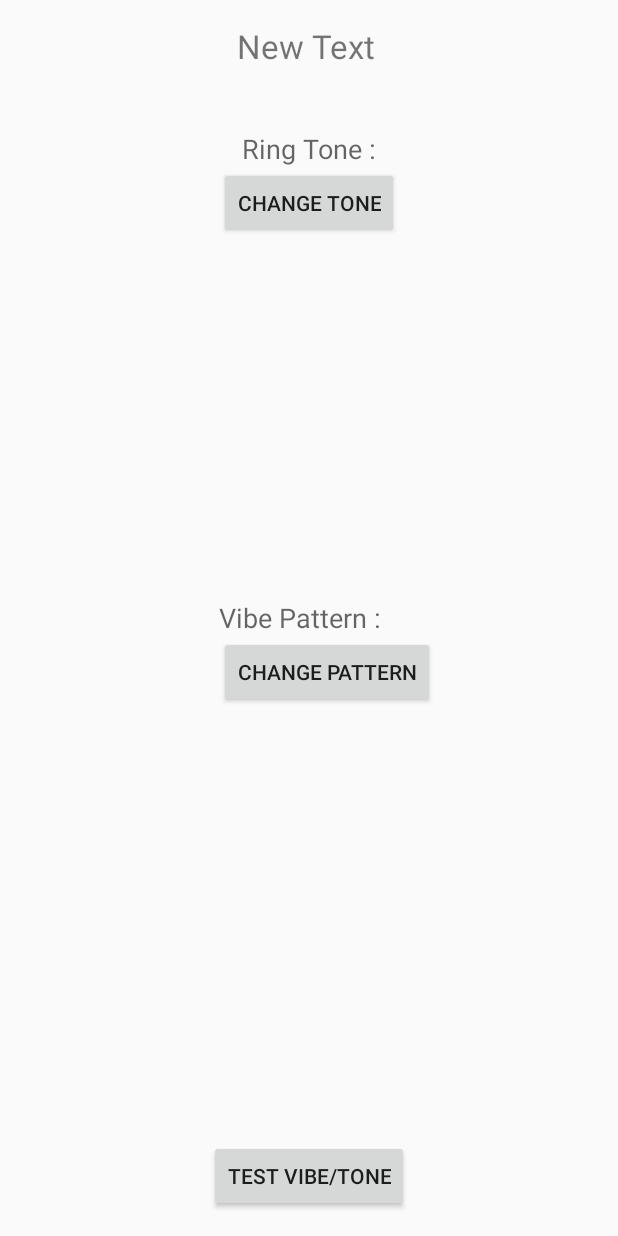
After one commit to Vnox/CoupleTunes, an Android app: the layout activity_loc_setting.xml on its own in the app's theme, with its tools: preview values and no code run, on a phone screen of 412 x 824 dp. The commit adds this screen. Run offline under Robolectric (Android 15) with nearby library versions, the phone set to English and light mode, and no system bars.

Commit message:
Local functions added

```diff
--- /dev/null
+++ b/app/src/main/res/layout/activity_loc_setting.xml
@@ -0,0 +1,66 @@
+<?xml version="1.0" encoding="utf-8"?>
+<RelativeLayout xmlns:android="http://schemas.android.com/apk/res/android"
+    xmlns:tools="http://schemas.android.com/tools"
+    android:layout_width="match_parent"
+    android:layout_height="match_parent"
+    android:paddingBottom="@dimen/activity_vertical_margin"
+    android:paddingLeft="@dimen/activity_horizontal_margin"
+    android:paddingRight="@dimen/activity_horizontal_margin"
+    android:paddingTop="@dimen/activity_vertical_margin"
+    tools:context="com.example.vnox.coupletunesvx.locSettingActivity">
+
+    <TextView
+        android:layout_width="wrap_content"
+        android:layout_height="wrap_content"
+        android:text="New Text"
+        android:id="@+id/infoTag"
+        android:textSize="22dp"
+        android:layout_alignParentTop="true"
+        android:layout_alignRight="@+id/ringtoneId"
+        android:layout_alignEnd="@+id/ringtoneId" />
+
+    <TextView
+        android:layout_width="wrap_content"
+        android:layout_height="wrap_content"
+        android:textAppearance="?android:attr/textAppearanceMedium"
+        android:text="Ring Tone :"
+        android:id="@+id/ringtoneId"
+        android:layout_below="@+id/infoTag"
+        android:layout_centerHorizontal="true"
+        android:layout_marginTop="41dp" />
+
+    <TextView
+        android:layout_width="wrap_content"
+        android:layout_height="wrap_content"
+        android:textAppearance="?android:attr/textAppearanceMedium"
+        android:text="Vibe Pattern :"
+        android:id="@+id/vibeId"
+        android:layout_centerVertical="true"
+        android:layout_alignLeft="@+id/vibeButton"
+        android:layout_alignStart="@+id/vibeButton" />
+
+    <Button
+        android:layout_width="wrap_content"
+        android:layout_height="wrap_content"
+        android:text="Change Tone"
+        android:id="@+id/ringButton"
+        android:layout_below="@+id/ringtoneId"
+        android:layout_centerHorizontal="true" />
+
+    <Button
+        android:layout_width="wrap_content"
+        android:layout_height="wrap_content"
+        android:text="Change Pattern"
+        android:id="@+id/vibeButton"
+        android:layout_below="@+id/vibeId"
+        android:layout_alignLeft="@+id/ringButton"
+        android:layout_alignStart="@+id/ringButton" />
+
+    <Button
+        android:layout_width="wrap_content"
+        android:layout_height="wrap_content"
+        android:text="Test Vibe/Tone"
+        android:id="@+id/testPlayButton"
+        android:layout_alignParentBottom="true"
+        android:layout_centerHorizontal="true" />
+</RelativeLayout>
```
Also changed, not shown: app/src/main/AndroidManifest.xml (+6 -6 lines), app/src/main/java/com/example/vnox/coupletunesvx/DataHolder.java (+8 -0 lines), app/src/main/java/com/example/vnox/coupletunesvx/LocationListActivity.java (+42 -8 lines), app/src/main/java/com/example/vnox/coupletunesvx/MainMenuActivity.java (+8 -0 lines), app/src/main/java/com/example/vnox/coupletunesvx/MapViewActivity.java (+13 -1 lines), app/src/main/java/com/example/vnox/coupletunesvx/TestViewActivity.java (added, +27 -0 lines), app/src/main/java/com/example/vnox/coupletunesvx/VXLocation.java (added, +185 -0 lines), app/src/main/java/com/example/vnox/coupletunesvx/locSettingActivity.java (added, +67 -0 lines), app/src/main/res/layout/activity_location_list.xml (+13 -2 lines), app/src/main/res/layout/activity_main_menu.xml (+9 -0 lines), app/src/main/res/layout/activity_test_view.xml (added, +20 -0 lines), 5 other files.
